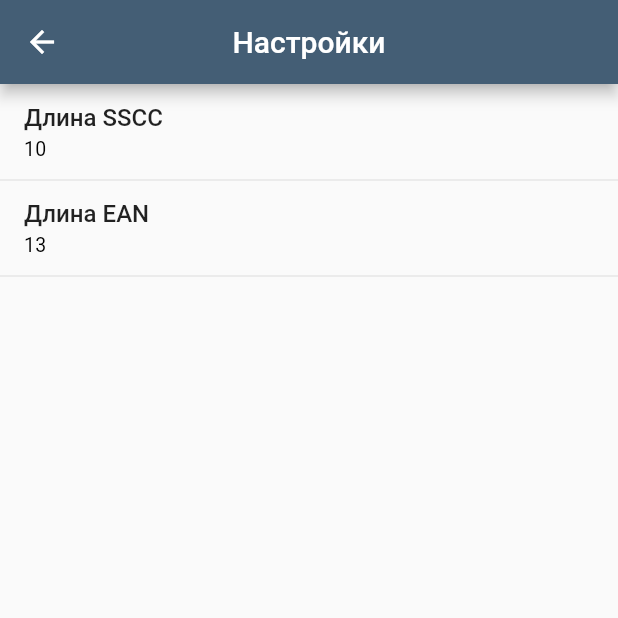
After one commit to robospot/tsd, a Flutter app: the screen it shows after launch, after a tap on the "settings" icon, on a phone screen of 412 x 824 dp, the top half of it. The commit adds this screen. Run offline on Flutter 3.47's test engine with Material 2 defaults, Android fonts, the phone set to English and light mode, and no system bars; drawn by our look-alikes of flutter_settings_screens; our stand-ins replace bloc, flutter_bloc; missing offline and left inert: pda_scanner.

Commit message:
Блок проверок

```diff
--- a/lib/main.dart
+++ b/lib/main.dart
@@ -1,19 +1,24 @@
 import 'package:flutter/material.dart';
 import 'package:flutter_bloc/flutter_bloc.dart';
+import 'package:flutter_settings_screens/flutter_settings_screens.dart';
 import 'package:tsd/screens/sscc/cubit/sscc_cubit.dart';
 import 'screens/login/login_screen.dart';
 import 'screens/sscc/sscc_screen.dart';
 
 void main() {
+  //Инициализация настроек
+  Settings.init();
   runApp(MultiBlocProvider(providers: [
     BlocProvider<SsccCubit>(create: (BuildContext context) => SsccCubit()),
   ], child: MyApp()));
 }
 
 class MyApp extends StatelessWidget {
+
   @override
   Widget build(BuildContext context) {
-    return MaterialApp(
+
+    return MaterialApp(debugShowCheckedModeBanner: false,
         title: 'Flutter Demo',
         theme: ThemeData(
           appBarTheme: AppBarTheme(
--- /dev/null
+++ b/lib/screens/appsettings/appsettings.dart
@@ -0,0 +1,43 @@
+import 'package:flutter/material.dart';
+import 'package:flutter_settings_screens/flutter_settings_screens.dart';
+
+class AppSettings extends StatefulWidget {
+  @override
+  _AppSettingsState createState() => _AppSettingsState();
+}
+
+class _AppSettingsState extends State<AppSettings> {
+  @override
+  Widget build(BuildContext context) {
+    return Container(
+        child: SettingsScreen(title: "Настройки", children: [
+
+                   TextInputSettingsTile(
+                title: 'Длина SSCC',
+                settingKey: 'sscc_length',
+                initialValue: '10',
+                validator: (String ssccLength) {
+                  if (ssccLength != null && ssccLength.length != 0) {
+                    return null;
+                  }
+                  return "Поле не может быть пустым";
+                },
+                borderColor: Colors.blueAccent,
+                errorColor: Colors.deepOrangeAccent,
+              ),
+                 TextInputSettingsTile(
+                title: 'Длина EAN',
+                settingKey: 'ean_length',
+                initialValue: '13',
+                validator: (String eanLength) {
+                  if (eanLength != null && eanLength.length != 0) {
+                    return null;
+                  }
+                  return "Поле не может быть пустым";
+                },
+                borderColor: Colors.blueAccent,
+                errorColor: Colors.deepOrangeAccent,
+              ),
+        ]));
+  }
+}
--- a/lib/screens/login/login_screen.dart
+++ b/lib/screens/login/login_screen.dart
@@ -1,4 +1,5 @@
 import 'package:flutter/material.dart';
+import 'package:tsd/screens/appsettings/appsettings.dart';
 
 class LoginScreen extends StatefulWidget {
   @override
@@ -12,7 +13,10 @@ class _LoginScreenState extends State<LoginScreen> {
       appBar: AppBar(
         title: Text('Вход'),
         actions: [
-          IconButton(icon: Icon(Icons.settings), onPressed: clickOnSettings())
+          IconButton(
+              icon: Icon(Icons.settings),
+              onPressed: () => clickOnSettings(context)
+              )
         ],
       ),
       body: LoginWidget(),
@@ -20,7 +24,11 @@ class _LoginScreenState extends State<LoginScreen> {
   }
 }
 
-clickOnSettings() {}
+clickOnSettings(BuildContext context) {
+  Navigator.of(context).push(MaterialPageRoute(
+    builder: (context) => AppSettings(),
+  ));
+}
 
 class LoginWidget extends StatefulWidget {
   LoginWidget({Key key}) : super(key: key);
--- a/pubspec.yaml
+++ b/pubspec.yaml
@@ -14,6 +14,7 @@ dependencies:
   pda_scanner: ^0.2.9
   flutter_bloc: ^6.0.5
   http: ^0.12.2
+  flutter_settings_screens: ^0.2.1
 
 dev_dependencies:
   flutter_test:
```
Also changed, not shown: lib/screens/sscc/cubit/sscc_cubit.dart (+55 -14 lines), lib/screens/sscc/cubit/sscc_state.dart (+18 -6 lines), lib/screens/sscc/sscc_screen.dart (+29 -4 lines), lib/utils/repository.dart (+11 -20 lines), pubspec.lock.
